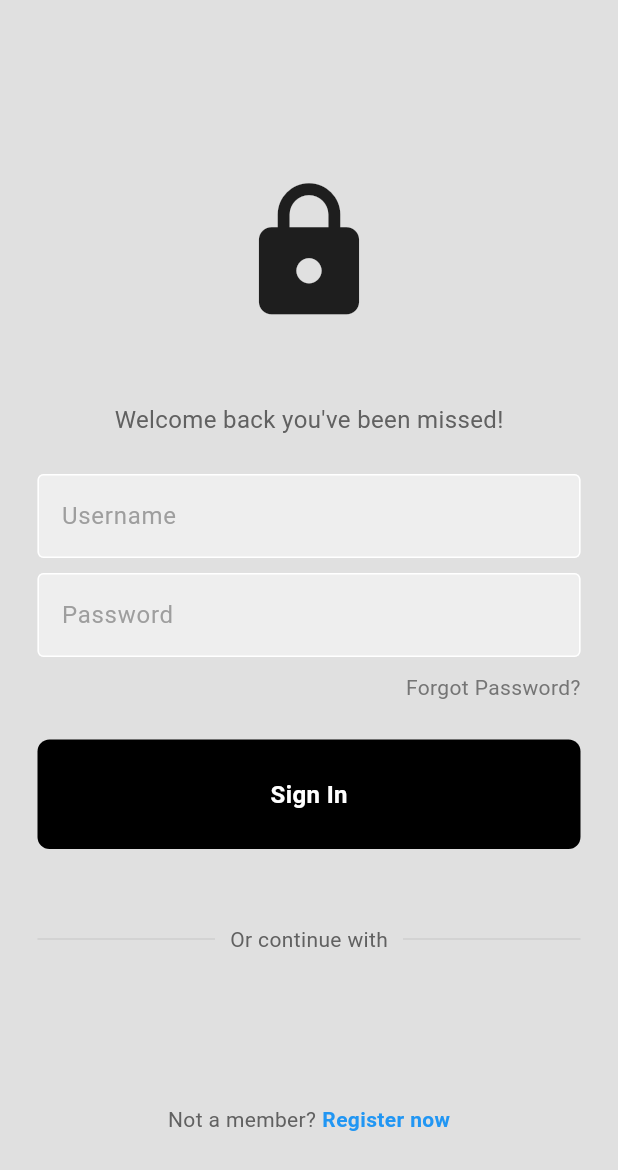
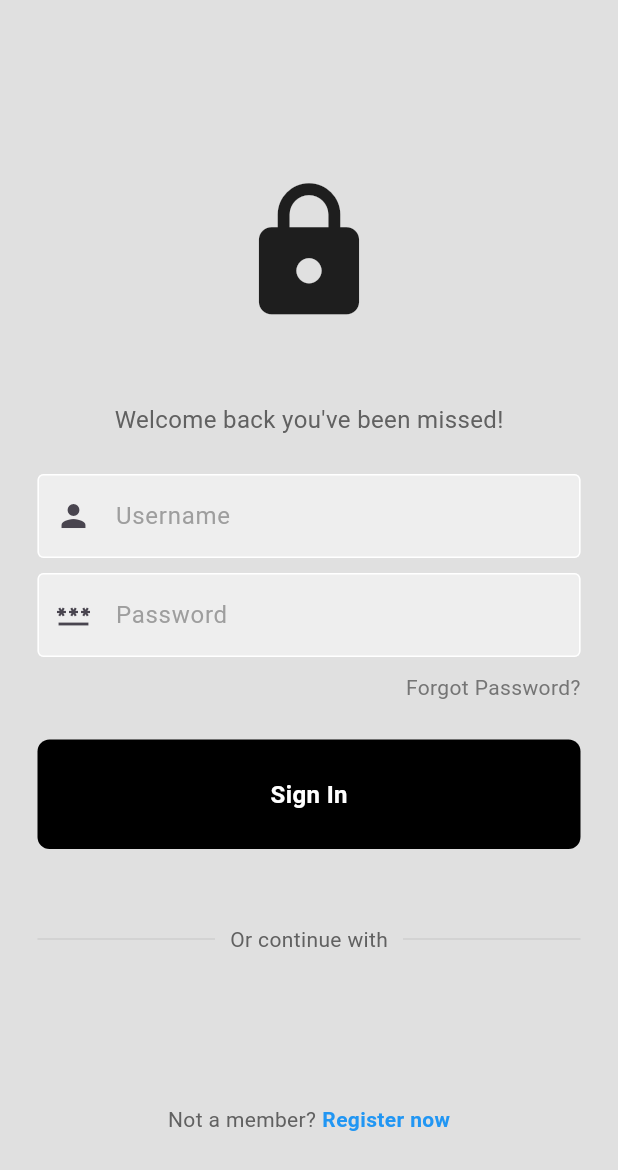
Before and after one commit to sumitjr3/hobbies_match, a Flutter app: the screen it shows after launch, after a tap on "Next", on a phone screen of 412 x 824 dp. Shown: the top 1170 px of the screen. Run offline on Flutter 3.47's test engine with Material 3 defaults, Android fonts, the phone set to English and light mode, and no system bars.

Commit message:
login and signup ui completed

```diff
--- a/lib/main.dart
+++ b/lib/main.dart
@@ -21,7 +21,7 @@ void main() async {
         GroupViewRoute: (context) => const GroupView(),
         EventsViewRoute: (context) => const EventsView(),
         LoginViewRoute: (context) => LoginView(),
-        SignupViewRoute: (context) => const SignupView(),
+        SignupViewRoute: (context) => SignupView(),
       },
     ),
   );
--- a/lib/views/login_signup/login.dart
+++ b/lib/views/login_signup/login.dart
@@ -1,4 +1,5 @@
 import 'package:flutter/material.dart';
+import 'package:hobbies_match/constants/routes.dart';
 import 'package:hobbies_match/views/my_button.dart';
 import 'package:hobbies_match/views/my_textfield.dart';
 
@@ -32,7 +33,7 @@ class LoginView extends StatelessWidget {
 
               // welcome back, you've been missed!
               Text(
-                'Welcome back you\'ve been missed!',
+                "Welcome back you've been missed!",
                 style: TextStyle(
                   color: Colors.grey[700],
                   fontSize: 16,
@@ -45,6 +46,7 @@ class LoginView extends StatelessWidget {
               MyTextField(
                 controller: UserNameController,
                 hintText: 'Username',
+                input_icon: const Icon(Icons.person),
                 obsecure: false,
               ),
 
@@ -54,6 +56,7 @@ class LoginView extends StatelessWidget {
               MyTextField(
                 controller: PasswordController,
                 hintText: 'Password',
+                input_icon: const Icon(Icons.password),
                 obsecure: true,
               ),
 
@@ -121,7 +124,7 @@ class LoginView extends StatelessWidget {
 
               //     SizedBox(width: 25),
 
-              //     // apple button
+              //     //apple button
               //     SquareTile(imagePath: 'lib/images/apple.png')
               //   ],
               // ),
@@ -137,15 +140,20 @@ class LoginView extends StatelessWidget {
                     style: TextStyle(color: Colors.grey[700]),
                   ),
                   const SizedBox(width: 4),
-                  const Text(
-                    'Register now',
-                    style: TextStyle(
-                      color: Colors.blue,
-                      fontWeight: FontWeight.bold,
+                  GestureDetector(
+                    onTap: () {
+                      Navigator.of(context).pushNamed(SignupViewRoute);
+                    },
+                    child: const Text(
+                      'Register now',
+                      style: TextStyle(
+                        color: Colors.blue,
+                        fontWeight: FontWeight.bold,
+                      ),
                     ),
                   ),
                 ],
-              )
+              ),
             ],
           ),
         ),
--- a/lib/views/my_textfield.dart
+++ b/lib/views/my_textfield.dart
@@ -2,12 +2,14 @@ import 'package:flutter/material.dart';
 
 class MyTextField extends StatelessWidget {
   final controller;
+  final input_icon;
   final String hintText;
   final bool obsecure;
 
   const MyTextField({
     super.key,
     required this.controller,
+    required this.input_icon,
     required this.hintText,
     required this.obsecure,
   });
@@ -29,6 +31,7 @@ class MyTextField extends StatelessWidget {
             fillColor: Colors.grey.shade200,
             filled: true,
             hintText: hintText,
+            prefixIcon: input_icon,
             hintStyle: TextStyle(color: Colors.grey[500])),
       ),
     );
```
Also changed, not shown: lib/views/login_signup/signup.dart (+153 -2 lines).
